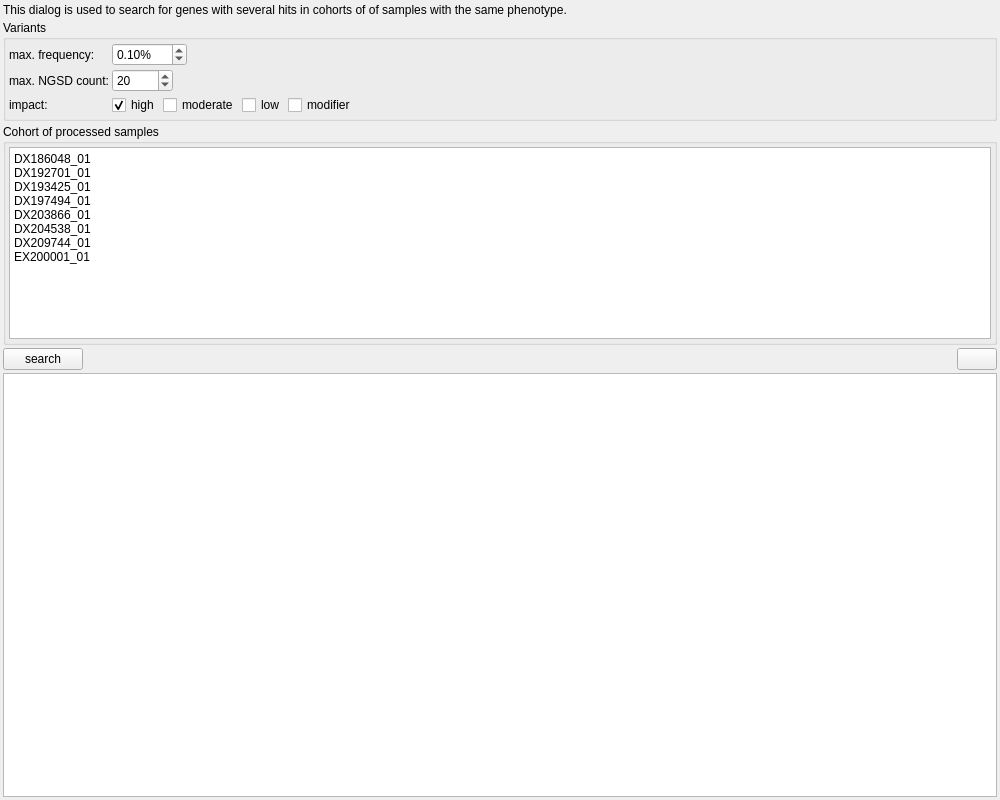
This is src/GSvar/CohortAnalysisWidget.ui in imgag/ngs-bits as Qt 5 draws it before an edit. The edited form follows.
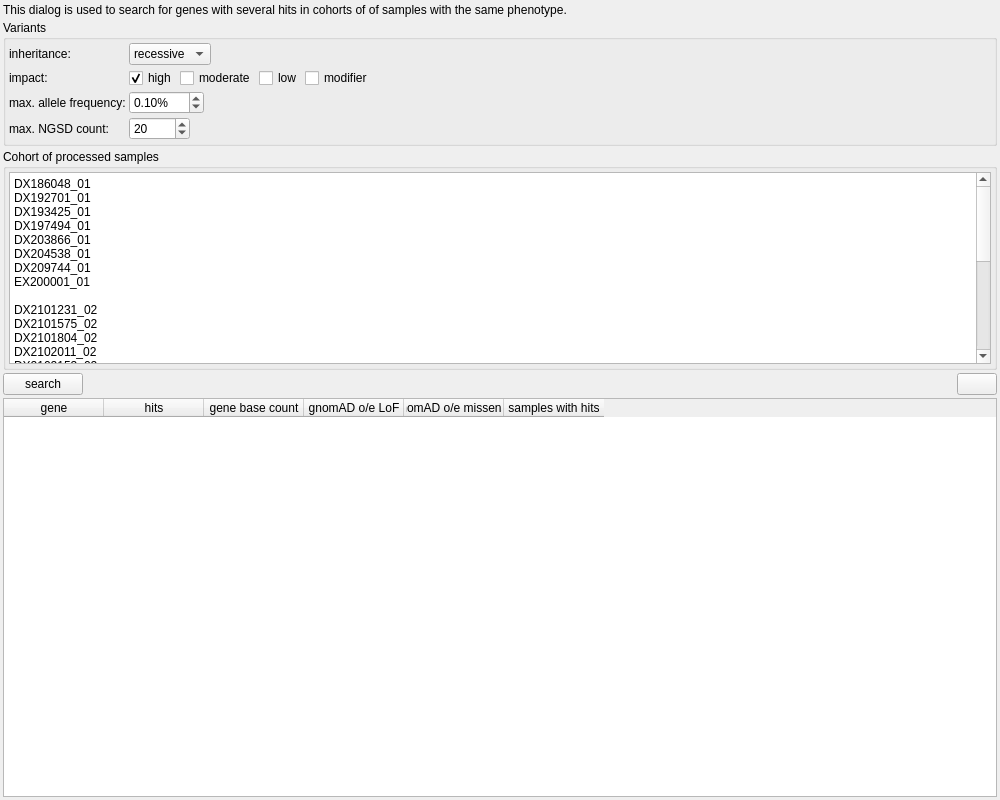
This is the edited form. Icons and pictures are not drawn.

Commit message: added output table.

Diff of the .ui file:
```diff
--- a/src/GSvar/CohortAnalysisWidget.ui
+++ b/src/GSvar/CohortAnalysisWidget.ui
@@ -66,7 +66,100 @@
       <property name="spacing">
        <number>3</number>
       </property>
-      <item row="2" column="1">
+      <item row="0" column="0">
+       <widget class="QLabel" name="label">
+        <property name="text">
+         <string>inheritance:</string>
+        </property>
+       </widget>
+      </item>
+      <item row="4" column="1">
+       <layout class="QHBoxLayout" name="horizontalLayout_7">
+        <property name="spacing">
+         <number>3</number>
+        </property>
+        <item>
+         <widget class="QSpinBox" name="filter_ngsd_count">
+          <property name="maximum">
+           <number>99999</number>
+          </property>
+          <property name="singleStep">
+           <number>10</number>
+          </property>
+          <property name="value">
+           <number>20</number>
+          </property>
+         </widget>
+        </item>
+        <item>
+         <spacer name="horizontalSpacer_7">
+          <property name="orientation">
+           <enum>Qt::Horizontal</enum>
+          </property>
+          <property name="sizeHint" stdset="0">
+           <size>
+            <width>40</width>
+            <height>20</height>
+           </size>
+          </property>
+         </spacer>
+        </item>
+       </layout>
+      </item>
+      <item row="3" column="1">
+       <layout class="QHBoxLayout" name="horizontalLayout_3">
+        <property name="spacing">
+         <number>3</number>
+        </property>
+        <item>
+         <widget class="QDoubleSpinBox" name="filter_af">
+          <property name="suffix">
+           <string>%</string>
+          </property>
+          <property name="maximum">
+           <double>100.000000000000000</double>
+          </property>
+          <property name="singleStep">
+           <double>0.100000000000000</double>
+          </property>
+          <property name="value">
+           <double>0.100000000000000</double>
+          </property>
+         </widget>
+        </item>
+        <item>
+         <spacer name="horizontalSpacer_2">
+          <property name="orientation">
+           <enum>Qt::Horizontal</enum>
+          </property>
+          <property name="sizeHint" stdset="0">
+           <size>
+            <width>658</width>
+            <height>5</height>
+           </size>
+          </property>
+         </spacer>
+        </item>
+       </layout>
+      </item>
+      <item row="4" column="0">
+       <widget class="QLabel" name="label_8">
+        <property name="text">
+         <string>max. NGSD count:</string>
+        </property>
+       </widget>
+      </item>
+      <item row="3" column="0">
+       <widget class="QLabel" name="label_3">
+        <property name="toolTip">
+         <string>Maximum allele frequency in 1000G/gnomAD.</string>
+        </property>
+        <property name="text">
+         <string>max. allele frequency:</string>
+        </property>
+       </widget>
+      </item>
+      <item row="1" column="1">
        <layout class="QHBoxLayout" name="horizontalLayout_2">
         <property name="spacing">
          <number>3</number>
@@ -120,7 +213,7 @@
         </item>
        </layout>
       </item>
-      <item row="2" column="0">
+      <item row="1" column="0">
        <widget class="QLabel" name="label_4">
         <property name="toolTip">
          <string>Variant impact on protein.</string>
@@ -130,79 +223,27 @@
         </property>
        </widget>
       </item>
-      <item row="0" column="0">
-       <widget class="QLabel" name="label_3">
-        <property name="toolTip">
-         <string>Maximum allele frequency in 1000G/gnomAD.</string>
-        </property>
-        <property name="text">
-         <string>max. frequency:</string>
-        </property>
-       </widget>
-      </item>
-      <item row="1" column="0">
-       <widget class="QLabel" name="label_8">
-        <property name="text">
-         <string>max. NGSD count:</string>
-        </property>
-       </widget>
-      </item>
       <item row="0" column="1">
-       <layout class="QHBoxLayout" name="horizontalLayout_3">
+       <layout class="QHBoxLayout" name="horizontalLayout">
         <property name="spacing">
          <number>3</number>
         </property>
         <item>
-         <widget class="QDoubleSpinBox" name="filter_af">
-          <property name="suffix">
-           <string>%</string>
-          </property>
-          <property name="maximum">
-           <double>100.000000000000000</double>
-          </property>
-          <property name="singleStep">
-           <double>0.100000000000000</double>
-          </property>
-          <property name="value">
-           <double>0.100000000000000</double>
-          </property>
+         <widget class="QComboBox" name="filter_inheritance">
+          <item>
+           <property name="text">
+            <string>recessive</string>
+           </property>
+          </item>
+          <item>
+           <property name="text">
+            <string>dominant</string>
+           </property>
+          </item>
          </widget>
         </item>
         <item>
-         <spacer name="horizontalSpacer_2">
-          <property name="orientation">
-           <enum>Qt::Horizontal</enum>
-          </property>
-          <property name="sizeHint" stdset="0">
-           <size>
-            <width>658</width>
-            <height>5</height>
-           </size>
-          </property>
-         </spacer>
-        </item>
-       </layout>
-      </item>
-      <item row="1" column="1">
-       <layout class="QHBoxLayout" name="horizontalLayout_7">
-        <property name="spacing">
-         <number>3</number>
-        </property>
-        <item>
-         <widget class="QSpinBox" name="filter_ngsd_count">
-          <property name="maximum">
-           <number>99999</number>
-          </property>
-          <property name="singleStep">
-           <number>10</number>
-          </property>
-          <property name="value">
-           <number>20</number>
-          </property>
-         </widget>
-        </item>
-        <item>
-         <spacer name="horizontalSpacer_7">
+         <spacer name="horizontalSpacer_4">
           <property name="orientation">
            <enum>Qt::Horizontal</enum>
           </property>
@@ -266,7 +307,24 @@
 DX204538_01
 DX209744_01
 EX200001_01
-</string>
+
+DX2101231_02
+DX2101575_02
+DX2101804_02
+DX2102011_02
+DX2102153_02
+DX2102173_02
+DX2102507_02
+DX2102686_02
+DX2102765_02
+DX2102784_02
+DX2102838_03
+DX2103133_02
+DX2103372_02
+DX2103569_02
+DX2104421_02
+DX2104425_02
+DX2104997_02</string>
         </property>
         <property name="placeholderText">
          <string/>
@@ -321,7 +379,41 @@
     </layout>
    </item>
    <item>
-    <widget class="QTableWidget" name="output"/>
+    <widget class="QTableWidget" name="output">
+     <property name="sortingEnabled">
+      <bool>true</bool>
+     </property>
+     <column>
+      <property name="text">
+       <string>gene</string>
+      </property>
+     </column>
+     <column>
+      <property name="text">
+       <string>hits</string>
+      </property>
+     </column>
+     <column>
+      <property name="text">
+       <string>gene base count</string>
+      </property>
+     </column>
+     <column>
+      <property name="text">
+       <string>gnomAD o/e LoF</string>
+      </property>
+     </column>
+     <column>
+      <property name="text">
+       <string>gnomAD o/e missense</string>
+      </property>
+     </column>
+     <column>
+      <property name="text">
+       <string>samples with hits</string>
+      </property>
+     </column>
+    </widget>
    </item>
   </layout>
  </widget>
```
The commit also changes 2 other files.
